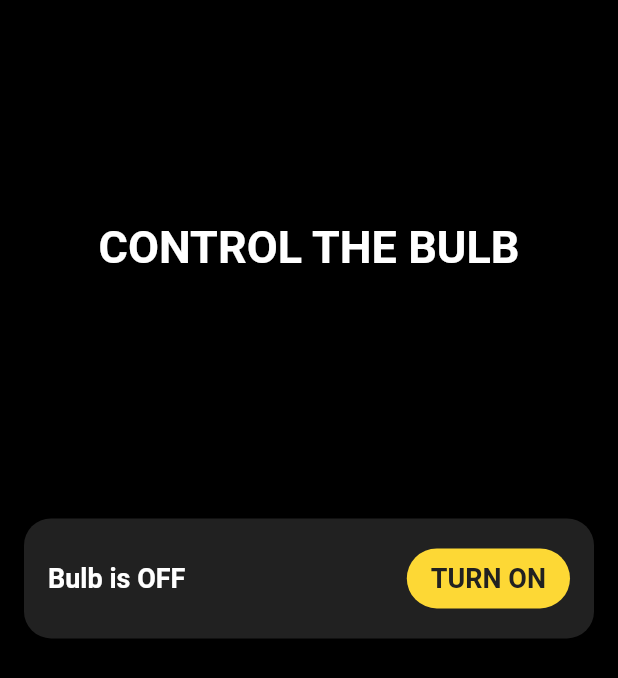
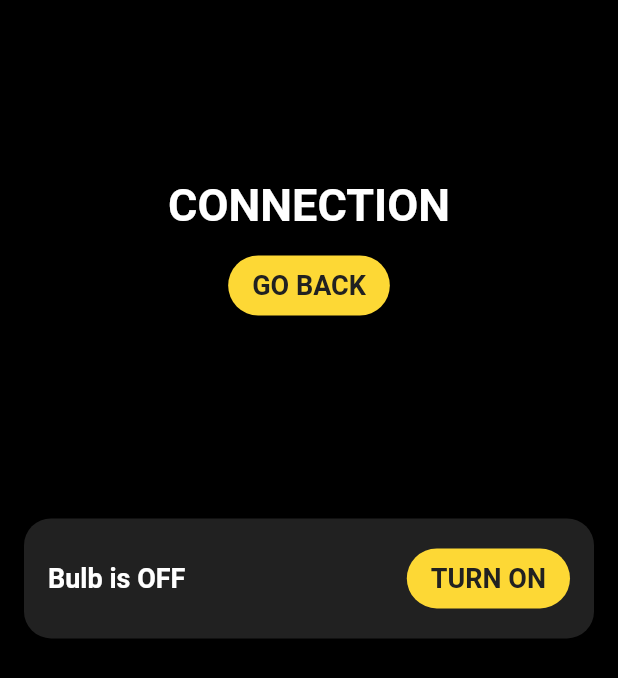
Before and after one commit to aliemrenebiler/RGBulb_App, a Flutter app: the ControlScreen screen opened by its route, on a phone screen of 412 x 824 dp. Shown: the top 678 px of the screen. Run offline on Flutter 3.47's test engine with Material 2 defaults, Android fonts, the phone set to English and light mode, and no system bars; our stand-ins replace flutter_colorpicker, google_fonts, page_transition; missing offline and left inert: mqtt_client.

Commit message:
app is done

```diff
--- a/lib/database/variables.dart
+++ b/lib/database/variables.dart
@@ -9,8 +9,8 @@ StreamController<bool> statusController = StreamController<bool>.broadcast();
 Stream<bool> statusStream = statusController.stream;
 
 // create some values
-Color pickerColor = Color(0xff443a49);
-Color currentColor = Color(0xff443a49);
+Color pickerColor = const Color(0xffffffff);
+Color currentColor = const Color(0xffffffff);
 
 StreamController<Color> colorController = StreamController<Color>.broadcast();
 Stream<Color> colorStream = colorController.stream;
--- a/lib/screens/controlscreen.dart
+++ b/lib/screens/controlscreen.dart
@@ -58,14 +58,67 @@ class TopHeader extends StatelessWidget {
       height: MediaQuery.of(context).size.height * 2 / 5,
       width: MediaQuery.of(context).size.width,
       alignment: Alignment.center,
+      child: Column(
+        mainAxisAlignment: MainAxisAlignment.center,
+        crossAxisAlignment: CrossAxisAlignment.center,
+        children: [
+          Container(
+            margin: const EdgeInsets.all(8),
             child: Text(
-        "CONTROL THE BULB",
+              "CONNECTION",
               textAlign: TextAlign.center,
               overflow: TextOverflow.ellipsis,
               style: TextStyle(
                 color: headerColor1,
                 fontWeight: FontWeight.bold,
                 fontSize: headerSize,
+              ),
+            ),
+          ),
+          Row(
+            mainAxisAlignment: MainAxisAlignment.center,
+            crossAxisAlignment: CrossAxisAlignment.center,
+            children: const [
+              GoBackButton(),
+            ],
+          ),
+        ],
+      ),
+    );
+  }
+}
+
+class GoBackButton extends StatelessWidget {
+  const GoBackButton({Key? key}) : super(key: key);
+
+  @override
+  Widget build(BuildContext context) {
+    return InkWell(
+      onTap: () {
+        Navigator.pushReplacementNamed(context, '/connectscreen');
+      },
+      child: Container(
+        alignment: Alignment.center,
+        margin: const EdgeInsets.all(8),
+        padding: const EdgeInsets.only(right: 16, left: 16),
+        height: 40,
+        decoration: BoxDecoration(
+          color: appYellow,
+          borderRadius: BorderRadius.circular(20),
+        ),
+        child: Row(
+          children: [
+            Text(
+              "GO BACK",
+              textAlign: TextAlign.center,
+              overflow: TextOverflow.ellipsis,
+              style: TextStyle(
+                color: appDarkGrey,
+                fontWeight: FontWeight.bold,
+                fontSize: textSize,
+              ),
+            ),
+          ],
         ),
       ),
     );
@@ -166,7 +219,7 @@ class SetBox extends StatelessWidget {
           Container(
             height: 50,
             margin: const EdgeInsets.all(8),
-            padding: EdgeInsets.all(8),
+            padding: const EdgeInsets.all(8),
             alignment: Alignment.bottomLeft,
             child: Text(
               "Current Color",
```
Also changed, not shown: lib/database/methods.dart (+19 -17 lines), lib/database/mqtt.dart (+2 -34 lines), lib/database/mqtt2.dart (deleted, +0 -115 lines), lib/screens/connectscreen.dart (+4 -21 lines). Lines whose indentation alone changed are shown as unchanged.
